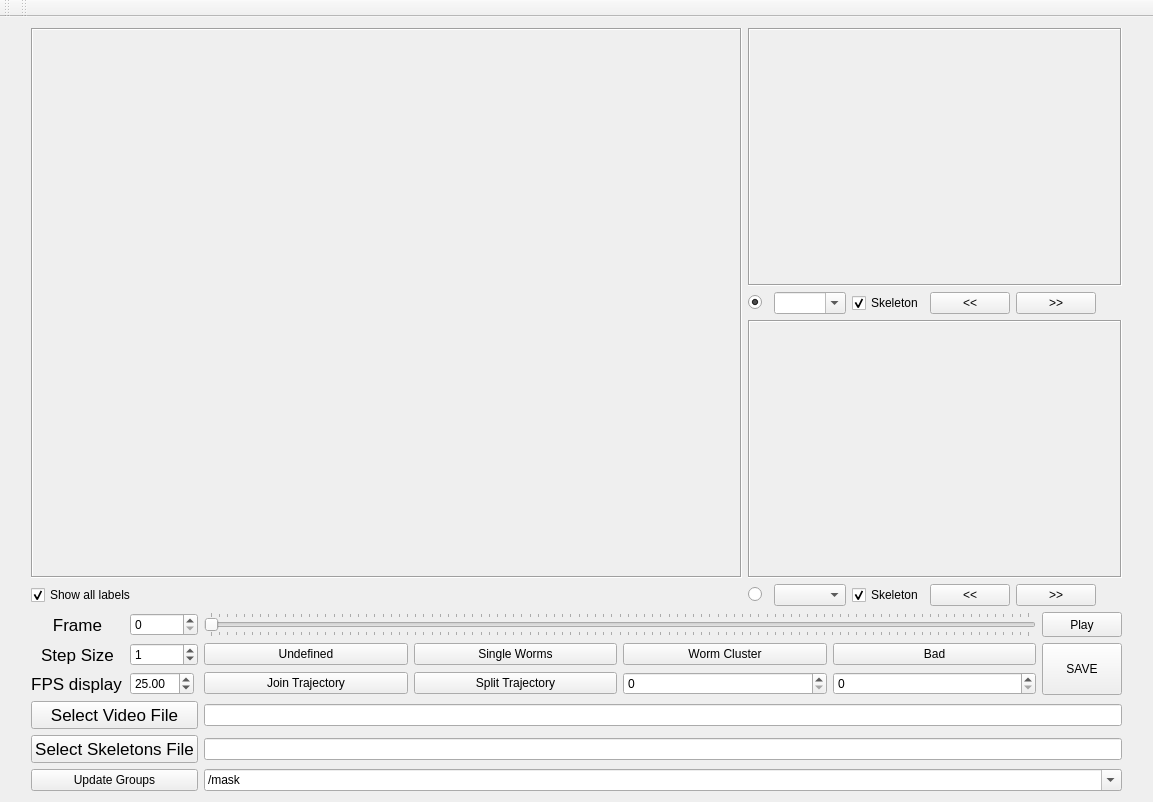
First picture: the form in work_on_progress/GUI_test/HDF5videoviewer/QtCreatorFiles/imageviewer.ui, repository ver228/tierpsy-tracker, before the edit.
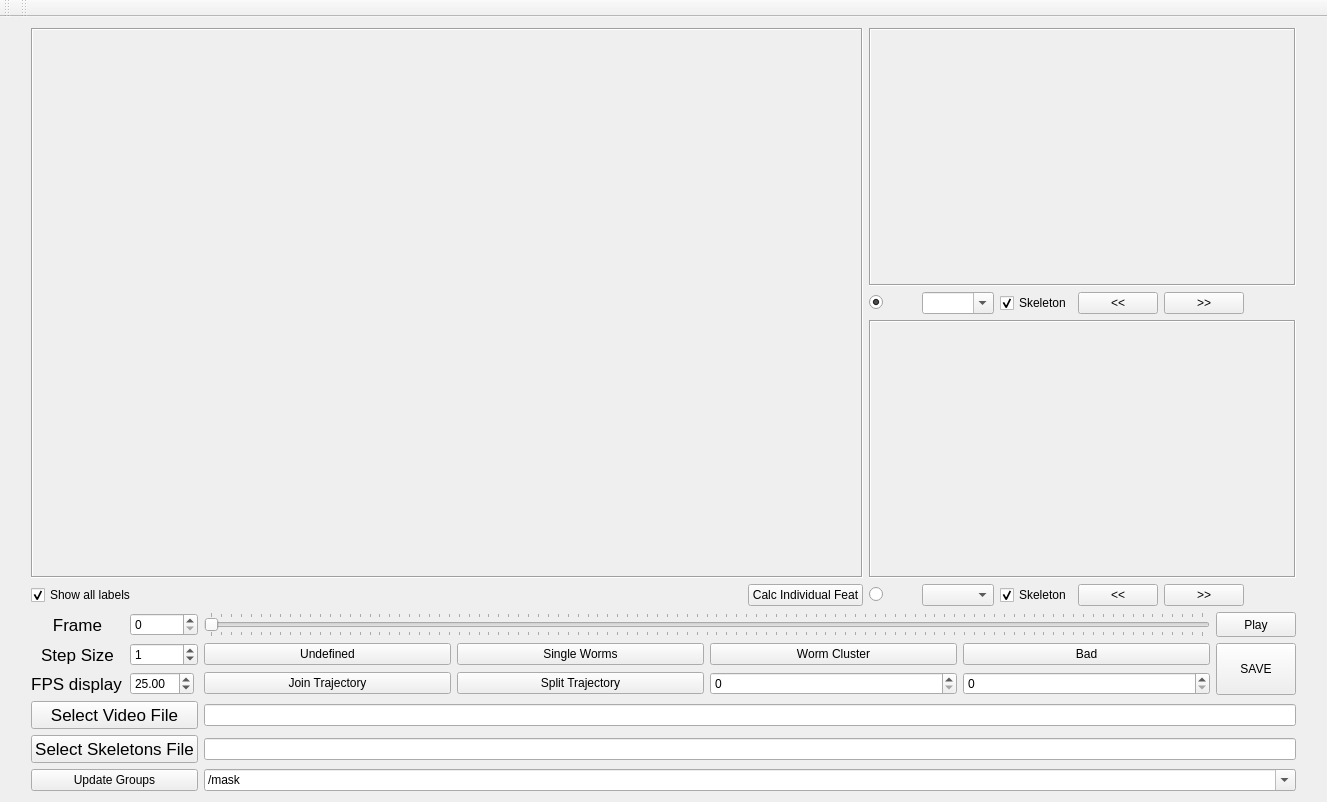
Second picture: the form after the edit.

What changed in the file:
```diff
--- a/work_on_progress/GUI_test/HDF5videoviewer/QtCreatorFiles/imageviewer.ui
+++ b/work_on_progress/GUI_test/HDF5videoviewer/QtCreatorFiles/imageviewer.ui
@@ -6,7 +6,7 @@
    <rect>
     <x>0</x>
     <y>0</y>
-    <width>1153</width>
+    <width>1327</width>
     <height>802</height>
    </rect>
   </property>
@@ -32,7 +32,7 @@
       <property name="sizeConstraint">
        <enum>QLayout::SetMaximumSize</enum>
       </property>
-      <item row="0" column="2" colspan="6">
+      <item row="0" column="3" colspan="6">
        <widget class="QLabel" name="wormCanvas1">
         <property name="sizePolicy">
          <sizepolicy hsizetype="Ignored" vsizetype="Ignored">
@@ -51,21 +51,21 @@
         </property>
        </widget>
       </item>
-      <item row="1" column="5">
+      <item row="1" column="6">
        <widget class="QPushButton" name="pushButton_ROI1_RW">
         <property name="text">
          <string>&lt;&lt;</string>
         </property>
        </widget>
       </item>
-      <item row="4" column="3">
-       <widget class="QComboBox" name="comboBox_ROI2">
-        <property name="editable">
-         <bool>false</bool>
-        </property>
-       </widget>
-      </item>
       <item row="4" column="4">
+       <widget class="QComboBox" name="comboBox_ROI2">
+        <property name="editable">
+         <bool>false</bool>
+        </property>
+       </widget>
+      </item>
+      <item row="4" column="5">
        <widget class="QCheckBox" name="checkBox_ROI2">
         <property name="text">
          <string>Skeleton</string>
@@ -75,7 +75,7 @@
         </property>
        </widget>
       </item>
-      <item row="1" column="2">
+      <item row="1" column="3">
        <widget class="QRadioButton" name="radioButton_ROI1">
         <property name="text">
          <string/>
@@ -85,47 +85,21 @@
         </property>
        </widget>
       </item>
-      <item row="4" column="0">
-       <widget class="QCheckBox" name="checkBox_showLabel">
-        <property name="text">
-         <string>Show all labels</string>
-        </property>
-        <property name="checked">
-         <bool>true</bool>
-        </property>
-       </widget>
-      </item>
-      <item row="4" column="2">
+      <item row="4" column="3">
        <widget class="QRadioButton" name="radioButton_ROI2">
         <property name="text">
          <string/>
         </property>
        </widget>
       </item>
-      <item row="4" column="1">
-       <spacer name="horizontalSpacer_2">
-        <property name="orientation">
-         <enum>Qt::Horizontal</enum>
-        </property>
-        <property name="sizeType">
-         <enum>QSizePolicy::Fixed</enum>
-        </property>
-        <property name="sizeHint" stdset="0">
-         <size>
-          <width>600</width>
-          <height>20</height>
-         </size>
-        </property>
-       </spacer>
-      </item>
-      <item row="1" column="3">
+      <item row="1" column="4">
        <widget class="QComboBox" name="comboBox_ROI1">
         <property name="editable">
          <bool>true</bool>
         </property>
        </widget>
       </item>
-      <item row="2" column="2" colspan="6">
+      <item row="2" column="3" colspan="6">
        <widget class="QLabel" name="wormCanvas2">
         <property name="sizePolicy">
          <sizepolicy hsizetype="Ignored" vsizetype="Ignored">
@@ -144,7 +118,14 @@
         </property>
        </widget>
       </item>
-      <item row="1" column="6">
+      <item row="4" column="6">
+       <widget class="QPushButton" name="pushButton_ROI2_RW">
+        <property name="text">
+         <string>&lt;&lt;</string>
+        </property>
+       </widget>
+      </item>
+      <item row="1" column="7">
        <widget class="QPushButton" name="pushButton_ROI1_FF">
         <property name="sizePolicy">
          <sizepolicy hsizetype="Maximum" vsizetype="Fixed">
@@ -157,7 +138,7 @@
         </property>
        </widget>
       </item>
-      <item row="1" column="4">
+      <item row="1" column="5">
        <widget class="QCheckBox" name="checkBox_ROI1">
         <property name="text">
          <string>Skeleton</string>
@@ -167,21 +148,14 @@
         </property>
        </widget>
       </item>
-      <item row="4" column="5">
-       <widget class="QPushButton" name="pushButton_ROI2_RW">
-        <property name="text">
-         <string>&lt;&lt;</string>
-        </property>
-       </widget>
-      </item>
-      <item row="4" column="6">
+      <item row="4" column="7">
        <widget class="QPushButton" name="pushButton_ROI2_FF">
         <property name="text">
          <string>&gt;&gt;</string>
         </property>
        </widget>
       </item>
-      <item row="0" column="0" rowspan="3" colspan="2">
+      <item row="0" column="0" rowspan="3" colspan="3">
        <widget class="QLabel" name="imageCanvas">
         <property name="sizePolicy">
          <sizepolicy hsizetype="Ignored" vsizetype="Ignored">
@@ -203,6 +177,39 @@
         </property>
        </widget>
       </item>
+      <item row="4" column="0">
+       <widget class="QCheckBox" name="checkBox_showLabel">
+        <property name="text">
+         <string>Show all labels</string>
+        </property>
+        <property name="checked">
+         <bool>true</bool>
+        </property>
+       </widget>
+      </item>
+      <item row="4" column="1">
+       <spacer name="horizontalSpacer_2">
+        <property name="orientation">
+         <enum>Qt::Horizontal</enum>
+        </property>
+        <property name="sizeType">
+         <enum>QSizePolicy::Fixed</enum>
+        </property>
+        <property name="sizeHint" stdset="0">
+         <size>
+          <width>600</width>
+          <height>20</height>
+         </size>
+        </property>
+       </spacer>
+      </item>
+      <item row="4" column="2">
+       <widget class="QPushButton" name="pushButton_feats">
+        <property name="text">
+         <string>Calc Individual Feat</string>
+        </property>
+       </widget>
+      </item>
      </layout>
     </item>
     <item row="0" column="2">
```
Left out of the diff: 2 changed lines with no effect on the pictures.
